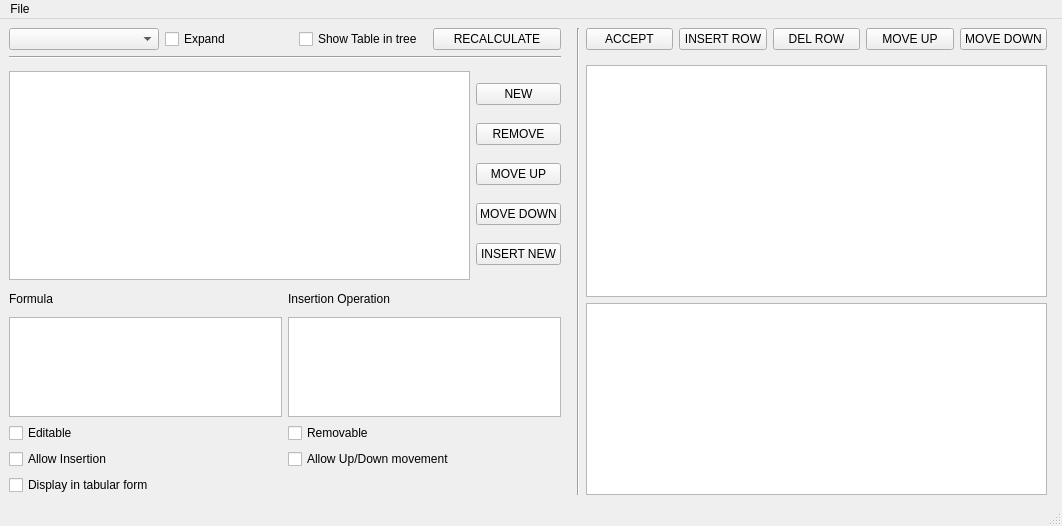
The window that form.ui (LIJUCHACKO/XML_Spreadsheet) describes before a commit, drawn with Qt 5.
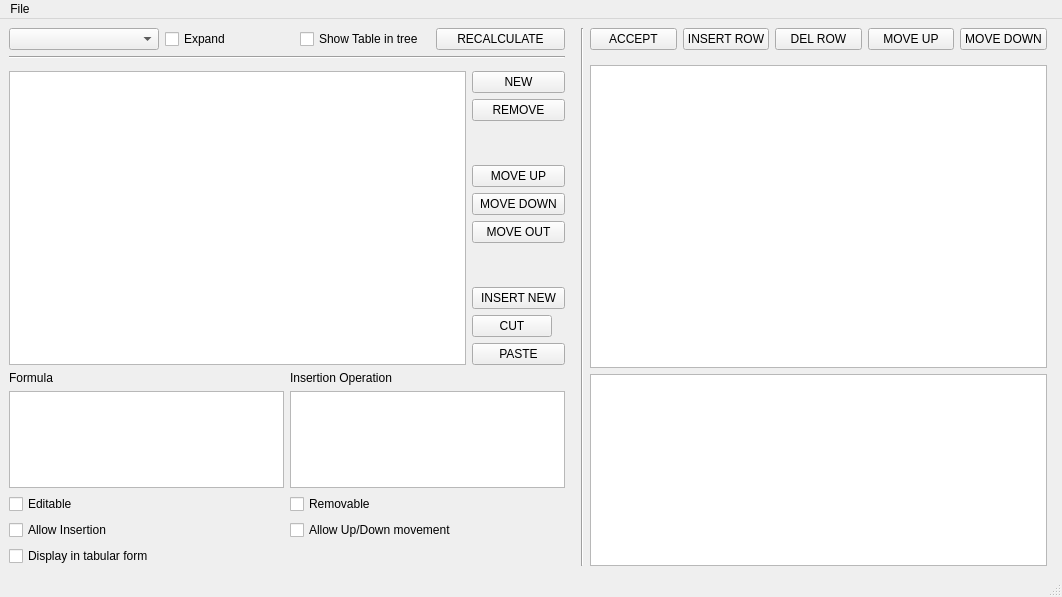
The same window after the commit.

Commit message: cut and paste node move out node implemented

Diff of the .ui file:
```diff
--- a/form.ui
+++ b/form.ui
@@ -7,7 +7,7 @@
     <x>0</x>
     <y>0</y>
     <width>1062</width>
-    <height>526</height>
+    <height>597</height>
    </rect>
   </property>
   <property name="windowTitle">
@@ -99,6 +99,19 @@
         </property>
        </widget>
       </item>
+      <item>
+       <spacer name="verticalSpacer_2">
+        <property name="orientation">
+         <enum>Qt::Vertical</enum>
+        </property>
+        <property name="sizeHint" stdset="0">
+         <size>
+          <width>20</width>
+          <height>40</height>
+         </size>
+        </property>
+       </spacer>
+      </item>
       <item>
        <widget class="QPushButton" name="moveUpBUT">
         <property name="text">
@@ -113,6 +126,26 @@
         </property>
        </widget>
       </item>
+      <item>
+       <widget class="QPushButton" name="moveOutBUT">
+        <property name="text">
+         <string>MOVE OUT</string>
+        </property>
+       </widget>
+      </item>
+      <item>
+       <spacer name="verticalSpacer">
+        <property name="orientation">
+         <enum>Qt::Vertical</enum>
+        </property>
+        <property name="sizeHint" stdset="0">
+         <size>
+          <width>20</width>
+          <height>40</height>
+         </size>
+        </property>
+       </spacer>
+      </item>
       <item>
        <widget class="QPushButton" name="insertNodeBUT">
         <property name="text">
@@ -120,6 +153,34 @@
         </property>
        </widget>
       </item>
+      <item>
+       <layout class="QHBoxLayout" name="horizontalLayout_3">
+        <property name="bottomMargin">
+         <number>0</number>
+        </property>
+        <item>
+         <widget class="QPushButton" name="cutNode">
+          <property name="text">
+           <string>CUT</string>
+          </property>
+         </widget>
+        </item>
+        <item>
+         <widget class="QLabel" name="IDCopied">
+          <property name="text">
+           <string/>
+          </property>
+         </widget>
+        </item>
+       </layout>
+      </item>
+      <item>
+       <widget class="QPushButton" name="PasteButton">
+        <property name="text">
+         <string>PASTE</string>
+        </property>
+       </widget>
+      </item>
      </layout>
     </item>
     <item row="2" column="4" rowspan="3">
```
Left out of the diff: 2 changed lines with no effect on the pictures. The commit also changes 1 other file.
